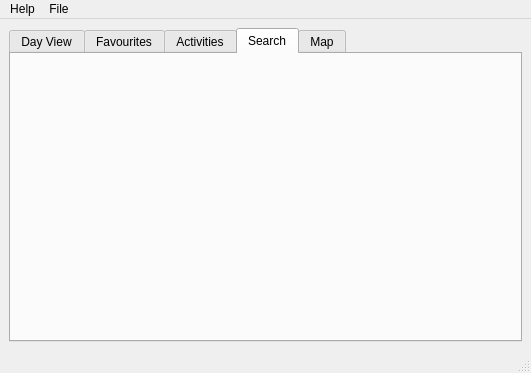
Before: the Qt Designer form src/gui/mainwindow.ui in edulix/confclerk, drawn with Qt 5.
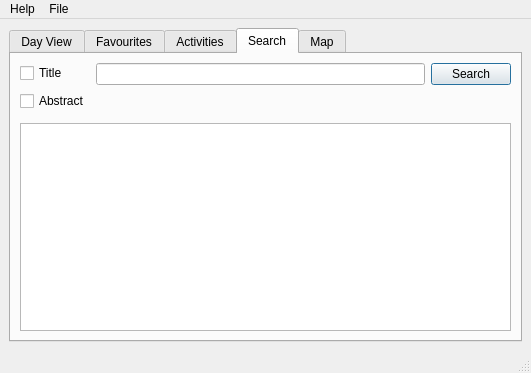
After: the same form once the commit is applied. The open tabs and pages were chosen to show the change. Custom widgets are drawn as their Qt base class.

Commit message: temp commit for search tab

What changed in the file:
```diff
--- a/src/gui/mainwindow.ui
+++ b/src/gui/mainwindow.ui
@@ -94,6 +94,82 @@
        <attribute name="title" >
         <string>Search</string>
        </attribute>
+       <layout class="QVBoxLayout" name="verticalLayout_3">
+         <item>
+          <layout class="QFormLayout" name="formLayout">
+           <property name="fieldGrowthPolicy">
+            <enum>QFormLayout::AllNonFixedFieldsGrow</enum>
+           </property>
+           <item row="0" column="0">
+            <widget class="QCheckBox" name="searchTitle">
+             <property name="text">
+              <string>Title</string>
+             </property>
+            </widget>
+           </item>
+           <item row="0" column="1">
+            <layout class="QHBoxLayout" name="horizontalLayout">
+             <item>
+              <widget class="QLineEdit" name="searchEdit">
+               <property name="enabled">
+                <bool>true</bool>
+               </property>
+               <property name="toolTip">
+                <string>type a keyword to search</string>
+               </property>
+              </widget>
+             </item>
+             <item>
+              <widget class="QPushButton" name="searchButton">
+               <property name="text">
+                <string>Search</string>
+               </property>
+               <property name="checkable">
+                <bool>false</bool>
+               </property>
+               <property name="autoDefault">
+                <bool>false</bool>
+               </property>
+               <property name="default">
+                <bool>true</bool>
+               </property>
+               <property name="flat">
+                <bool>false</bool>
+               </property>
+              </widget>
+             </item>
+            </layout>
+           </item>
+           <item row="1" column="0">
+            <widget class="QCheckBox" name="searchAbstract">
+             <property name="text">
+              <string>Abstract</string>
+             </property>
+            </widget>
+           </item>
+          </layout>
+         </item>
+         <item>
+          <widget class="DayNavigatorWidget" name="searchDayNavigator" native="true">
+           <property name="maximumSize">
+            <size>
+             <width>16777215</width>
+             <height>16777215</height>
+            </size>
+           </property>
+          </widget>
+         </item>
+         <item>
+          <widget class="TreeView" name="searchTreeView">
+           <property name="maximumSize">
+            <size>
+             <width>16777215</width>
+             <height>16777215</height>
+            </size>
+           </property>
+          </widget>
+         </item>
+        </layout>
       </widget>
       <widget class="QWidget" name="mapTab" >
        <attribute name="title" >
```
Left out of the diff: 8 changed lines with no effect on the pictures. The commit also changes 4 other files.
